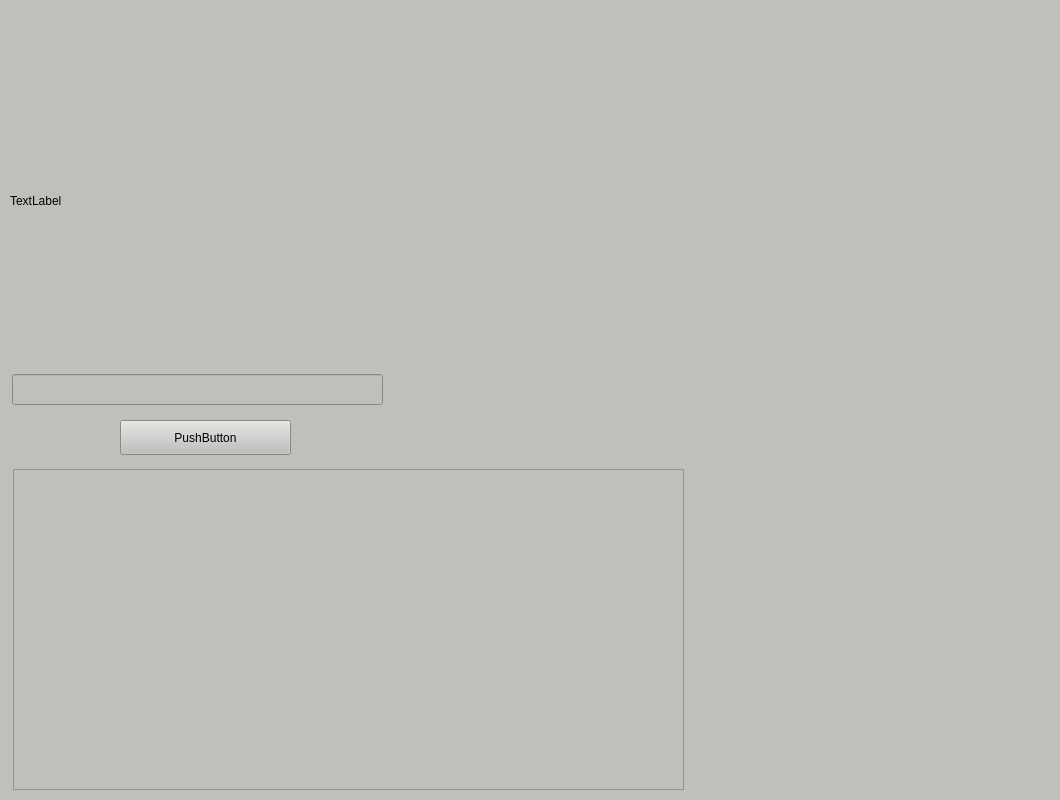
Old version of the form main_window.ui in the repository raison-collab/MiigaikYAPMendeleev.
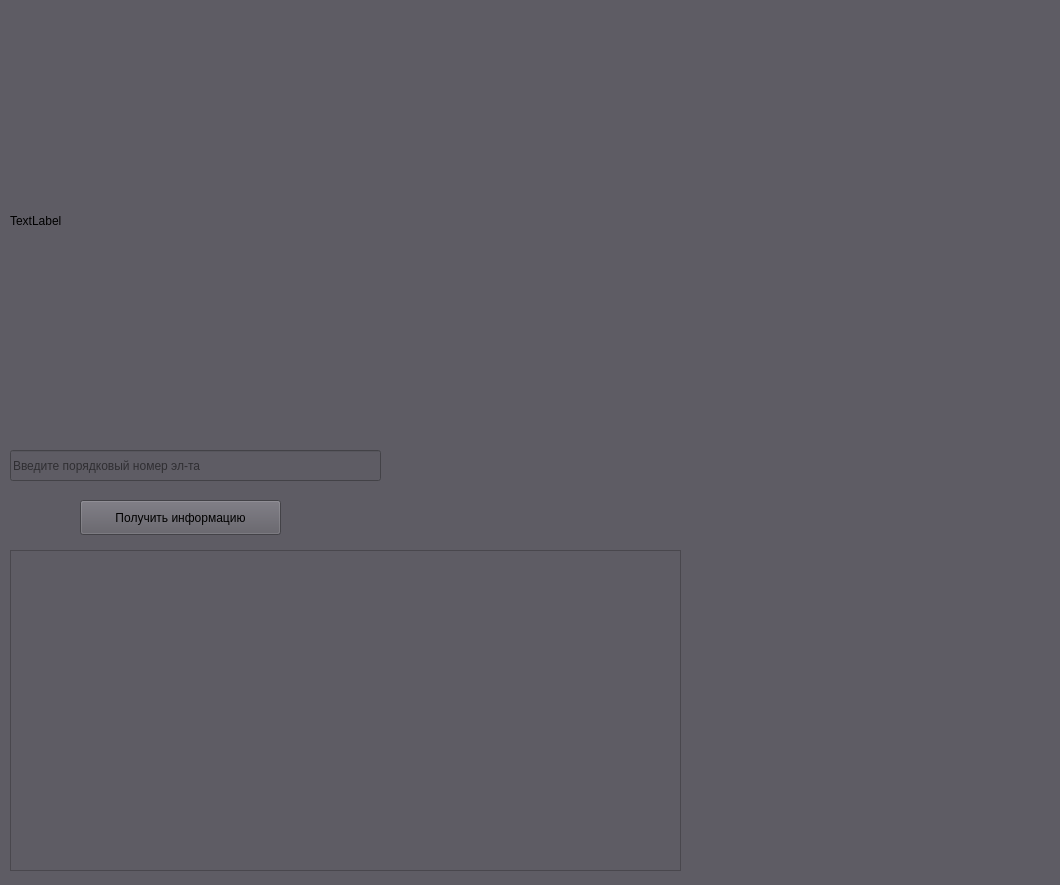
New version of the form.

The edit to the form file:
```diff
--- a/main_window.ui
+++ b/main_window.ui
@@ -7,23 +7,23 @@
     <x>0</x>
     <y>0</y>
     <width>1060</width>
-    <height>800</height>
+    <height>885</height>
    </rect>
   </property>
   <property name="windowTitle">
    <string>MainWindow</string>
   </property>
   <property name="styleSheet">
-   <string notr="true">background-color: rgb(192, 191, 188);</string>
+   <string notr="true">background-color: rgb(94, 92, 100);</string>
   </property>
   <widget class="QWidget" name="centralwidget">
    <widget class="QLabel" name="label">
     <property name="geometry">
      <rect>
       <x>10</x>
-      <y>40</y>
+      <y>10</y>
       <width>1031</width>
-      <height>321</height>
+      <height>421</height>
      </rect>
     </property>
     <property name="text">
@@ -33,31 +33,34 @@
    <widget class="QLineEdit" name="lineEdit">
     <property name="geometry">
      <rect>
-      <x>12</x>
-      <y>374</y>
+      <x>10</x>
+      <y>450</y>
       <width>371</width>
       <height>31</height>
      </rect>
     </property>
+    <property name="placeholderText">
+     <string>Введите порядковый номер эл-та</string>
+    </property>
    </widget>
    <widget class="QPushButton" name="pushButton">
     <property name="geometry">
      <rect>
-      <x>120</x>
-      <y>420</y>
-      <width>171</width>
+      <x>80</x>
+      <y>500</y>
+      <width>201</width>
       <height>35</height>
      </rect>
     </property>
     <property name="text">
-     <string>PushButton</string>
+     <string>Получить информацию</string>
     </property>
    </widget>
    <widget class="QTextEdit" name="textEdit">
     <property name="geometry">
      <rect>
-      <x>13</x>
-      <y>469</y>
+      <x>10</x>
+      <y>550</y>
       <width>671</width>
       <height>321</height>
      </rect>
```
